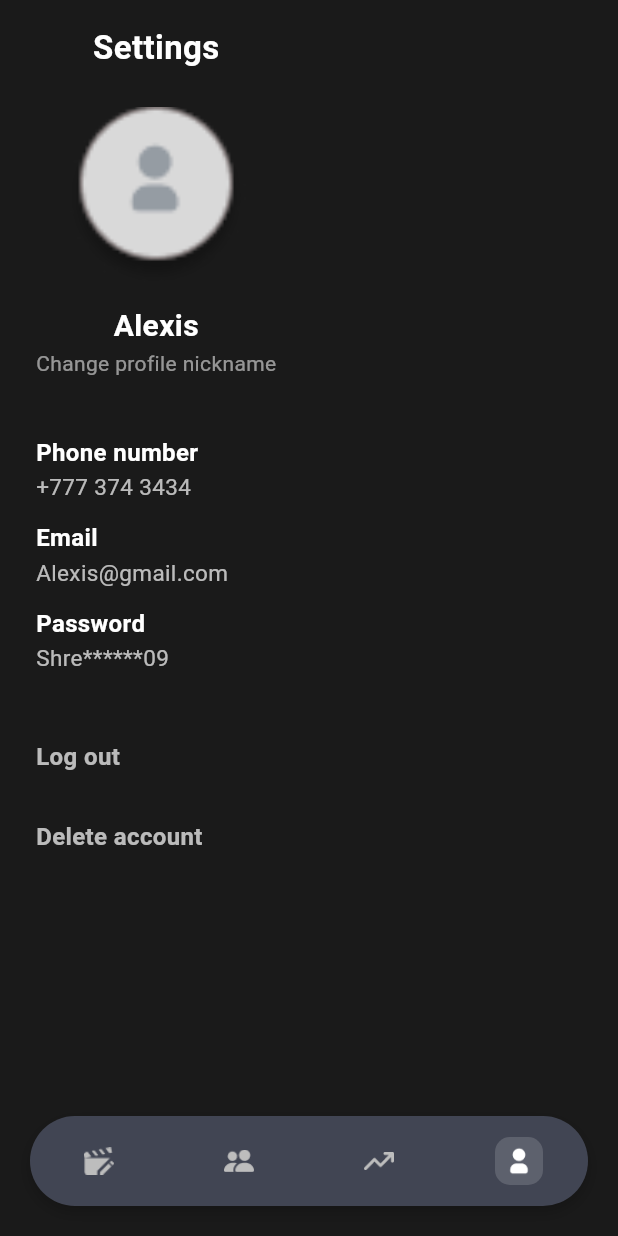
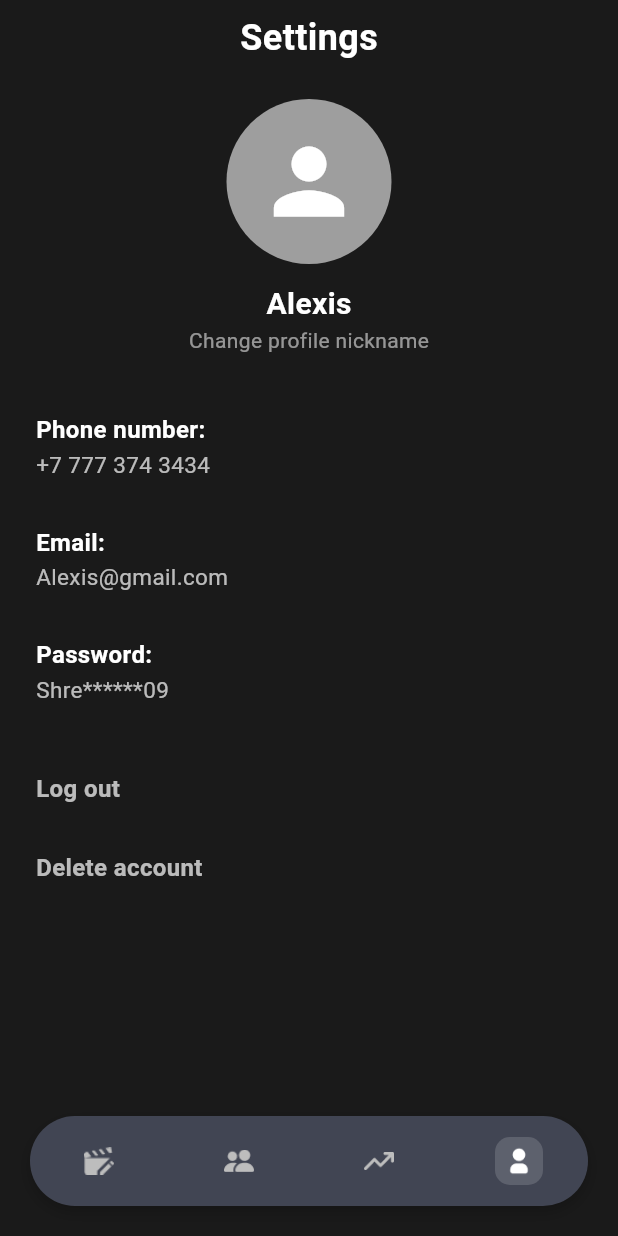
Before and after one commit to aidanakalieva576/krang, a Flutter app: the AdminSettingsPage screen opened directly, on a phone screen of 412 x 824 dp. Run offline on Flutter 3.47's test engine with Material 3 defaults, Android fonts, the phone set to English and light mode, and no system bars; our stand-ins replace google_fonts, image_picker, shared_preferences, video_player; accounts and stored records are empty.

Commit message:
Admin done

```diff
--- a/krang/lib/pages/admin/admin_settings_page.dart
+++ b/krang/lib/pages/admin/admin_settings_page.dart
@@ -1,7 +1,7 @@
 import 'package:flutter/material.dart';
 import 'package:shared_preferences/shared_preferences.dart';
+import '../../components/setting_info_item.dart';
 import '../../components/setting_action_item.dart';
-import '../../components/setting_info_item.dart';
 import '../../components/navbar_admin.dart';
 
 class AdminSettingsPage extends StatefulWidget {
@@ -12,18 +12,20 @@ class AdminSettingsPage extends StatefulWidget {
 }
 
 class _AdminSettingsPageState extends State<AdminSettingsPage> {
-  int _selectedIndex = 3; // активная вкладка (настройки)
+  int _selectedIndex = 3;
 
   Future<void> _logout() async {
     final prefs = await SharedPreferences.getInstance();
-
-    // 🔹 Очистим сохранённые данные
     await prefs.clear();
-
-    // 🔹 Переход на логин с очисткой стека
     if (mounted) {
       Navigator.pushNamedAndRemoveUntil(context, '/login', (route) => false);
     }
+  }
+
+  void _deleteAccount() {
+    ScaffoldMessenger.of(context).showSnackBar(
+      const SnackBar(content: Text('Account deleted')),
+    );
   }
 
   @override
@@ -34,40 +36,35 @@ class _AdminSettingsPageState extends State<AdminSettingsPage> {
         children: [
           SafeArea(
             child: Padding(
-              padding: const EdgeInsets.only(
-                left: 24,
-                right: 24,
-                bottom: 100,
-                top: 8,
-              ),
+              padding: const EdgeInsets.only(left: 24, right: 24, bottom: 100, top: 8),
               child: SingleChildScrollView(
                 child: Column(
-                  crossAxisAlignment: CrossAxisAlignment.start,
+                  crossAxisAlignment: CrossAxisAlignment.start, // всё выровнено слева
                   children: [
-                    // 🔹 Хедер с аватаром и именем
-                    Column(
-                      children: [
-                        const SizedBox(height: 8),
-                        const Text(
+                    // 🔹 Заголовок по центру
+                    const Center(
+                      child: Text(
                         'Settings',
                         style: TextStyle(
                           color: Colors.white,
-                            fontSize: 22,
+                          fontSize: 24,
                           fontWeight: FontWeight.bold,
                         ),
                       ),
+                    ),
                     const SizedBox(height: 24),
-                        ClipRRect(
-                          borderRadius: BorderRadius.circular(16),
-                          child: Image.asset(
-                            'assets/icons_user/avatar.png',
-                            width: 120,
-                            height: 120,
-                            fit: BoxFit.cover,
+
+                    // 🔹 Аватар и имя
+                    Center(
+                      child: Column(
+                        children: const [
+                          CircleAvatar(
+                            radius: 55,
+                            backgroundColor: Colors.grey,
+                            child: Icon(Icons.person, color: Colors.white, size: 70),
                           ),
-                        ),
-                        const SizedBox(height: 12),
-                        const Text(
+                          SizedBox(height: 12),
+                          Text(
                             'Alexis',
                             style: TextStyle(
                               color: Colors.white,
@@ -75,33 +72,38 @@ class _AdminSettingsPageState extends State<AdminSettingsPage> {
                               fontWeight: FontWeight.bold,
                             ),
                           ),
-                        const Text(
+                          Text(
                             'Change profile nickname',
                             style: TextStyle(
                               color: Colors.white54,
                               fontSize: 14,
                             ),
                           ),
-                        const SizedBox(height: 24),
                         ],
                       ),
+                    ),
 
-                    const SizedBox(height: 8),
+                    const SizedBox(height: 32),
+
+                    // 🔹 Информация (всё прижато к левому краю)
                     const SettingsInfoItem(
-                      title: 'Phone number',
-                      value: '+777 374 3434',
+                      title: 'Phone number:',
+                      value: '+7 777 374 3434',
                     ),
+                    const SizedBox(height: 18),
                     const SettingsInfoItem(
-                      title: 'Email',
+                      title: 'Email:',
                       value: 'Alexis@gmail.com',
                     ),
+                    const SizedBox(height: 18),
                     const SettingsInfoItem(
-                      title: 'Password',
+                      title: 'Password:',
                       value: 'Shre******09',
                     ),
+
                     const SizedBox(height: 28),
 
-                    // 🔥 Log out
+                    // 🔹 Кнопка Log out
                     SettingsActionItem(
                       title: 'Log out',
                       color: Colors.white70,
@@ -110,11 +112,11 @@ class _AdminSettingsPageState extends State<AdminSettingsPage> {
 
                     const SizedBox(height: 10),
 
-                    // 🧨 Delete account
+                    // 🔹 Кнопка Delete account
                     SettingsActionItem(
                       title: 'Delete account',
                       color: Colors.white70,
-                      onTap: () {},
+                      onTap: _deleteAccount,
                     ),
                   ],
                 ),
@@ -125,9 +127,7 @@ class _AdminSettingsPageState extends State<AdminSettingsPage> {
           // 🔹 Навбар внизу
           Align(
             alignment: Alignment.bottomCenter,
-            child: NavbarAdmin(
-              selectedIndex: _selectedIndex,
-            ),
+            child: NavbarAdmin(selectedIndex: _selectedIndex),
           ),
         ],
       ),
```
Also changed, not shown: krang/lib/pages/admin/edit_movie.dart (+74 -152 lines). Lines whose indentation alone changed are shown as unchanged.
